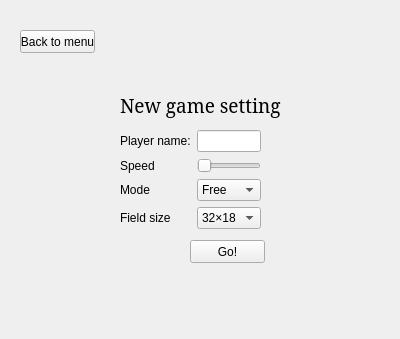
First picture: the form in code/wgt_pages/page_configuration.ui, repository fostfox/snake_game, before the edit.
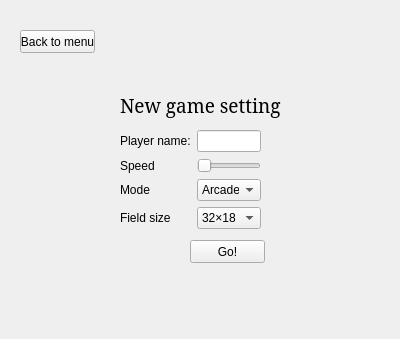
Second picture: the form after the edit.

Patch:
```diff
--- a/code/wgt_pages/page_configuration.ui
+++ b/code/wgt_pages/page_configuration.ui
@@ -99,7 +99,7 @@
      <widget class="QComboBox" name="comboBox_gameMode">
       <item>
        <property name="text">
-        <string>Free</string>
+        <string>Arcade</string>
        </property>
       </item>
       <item>
```
Left out of the diff: 4 changed lines with no effect on the pictures.
